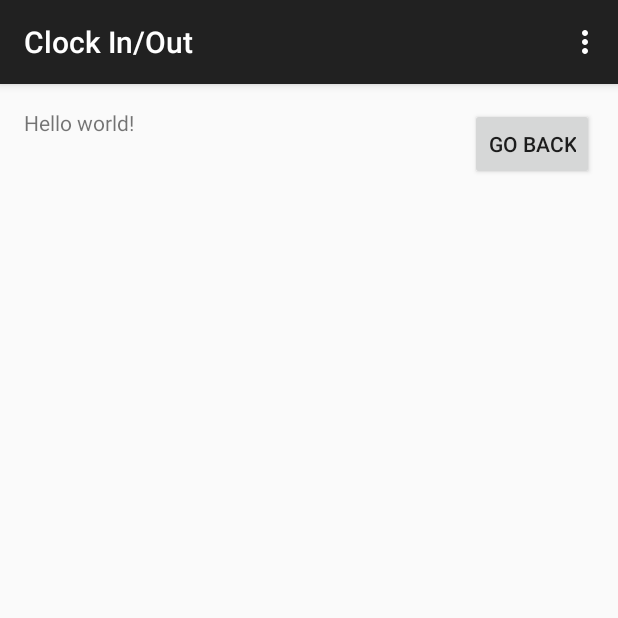
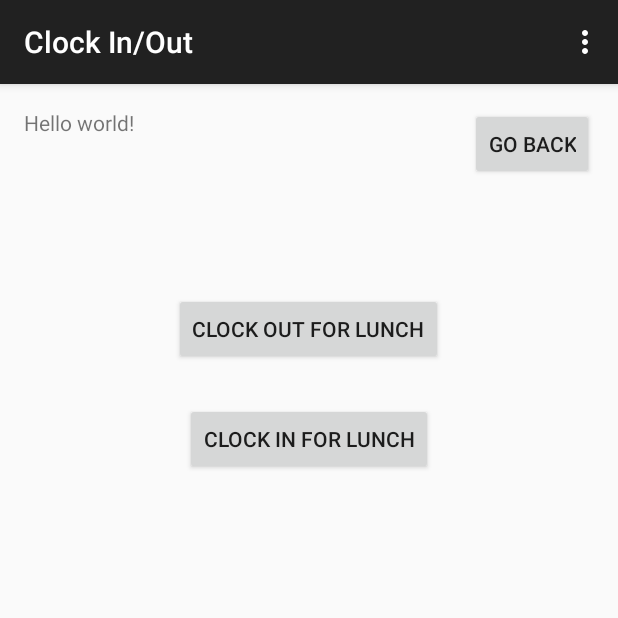
Before and after one commit to ddave2122/Group6, an Android app: the ClockInOutActivity screen opened directly, with no data from a screen before it, on a phone screen of 412 x 824 dp, the top half of it. Run offline under Robolectric (Android 15) with nearby library versions, the phone set to English and light mode, and no system bars.

Commit message:
Clock in and Clock out page with alerts

```diff
--- a/ClockingApp/app/src/main/AndroidManifest.xml
+++ b/ClockingApp/app/src/main/AndroidManifest.xml
@@ -39,12 +39,13 @@
             android:name=".ClockInOutActivity"
             android:label="Clock In/Out" >
         </activity>
-
+<!--
         <service
             android:name=".GPSTrackingService"
             android:enabled="true"
             android:exported="true" >
         </service>
+        -->
 
         <activity
             android:name=".ScheduleDateActivity"
--- a/ClockingApp/app/src/main/res/layout/activity_clock_in_out.xml
+++ b/ClockingApp/app/src/main/res/layout/activity_clock_in_out.xml
@@ -19,4 +19,27 @@
         android:layout_alignParentTop="true"
         android:layout_alignParentEnd="true" />
 
+
+    <Button
+        android:layout_width="wrap_content"
+        android:layout_height="wrap_content"
+        android:text="Clock Out For Lunch"
+        android:layout_centerHorizontal="true"
+        android:id="@+id/clockoutButton"
+        android:onClick="showAlert"
+        android:layout_below="@+id/backButton"
+        android:layout_marginTop="75dp" />
+
+    <Button
+        android:layout_width="wrap_content"
+        android:layout_height="wrap_content"
+        android:text="Clock In For Lunch"
+        android:layout_centerHorizontal="true"
+        android:id="@+id/clockinButton"
+        android:onClick="showAlert"
+        android:layout_below="@+id/clockoutButton"
+        android:layout_marginTop="25dp"/>
+
+
+
 </RelativeLayout>
```
Also changed, not shown: ClockingApp/app/src/main/java/com/example/mschyb/clockingapp/ClockInOutActivity.java (+55 -0 lines), ClockingApp/app/src/main/java/com/example/mschyb/clockingapp/LoginScreenActivity.java (+5 -4 lines).
